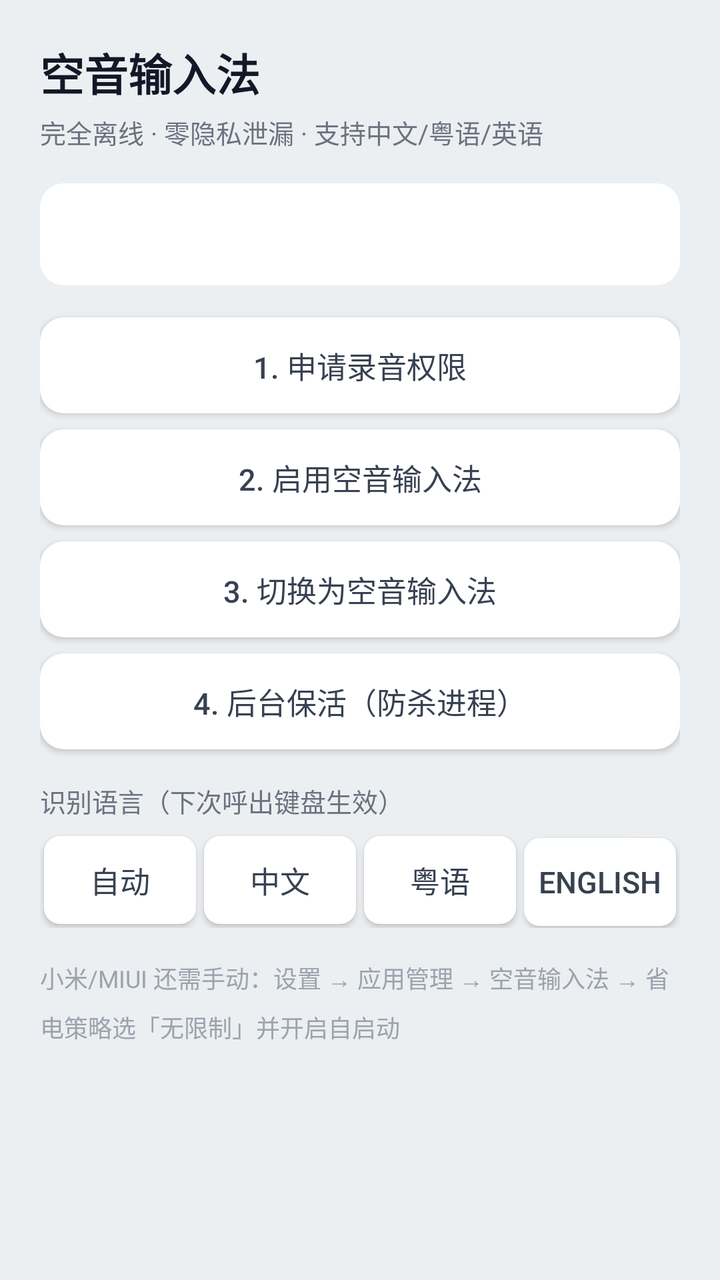
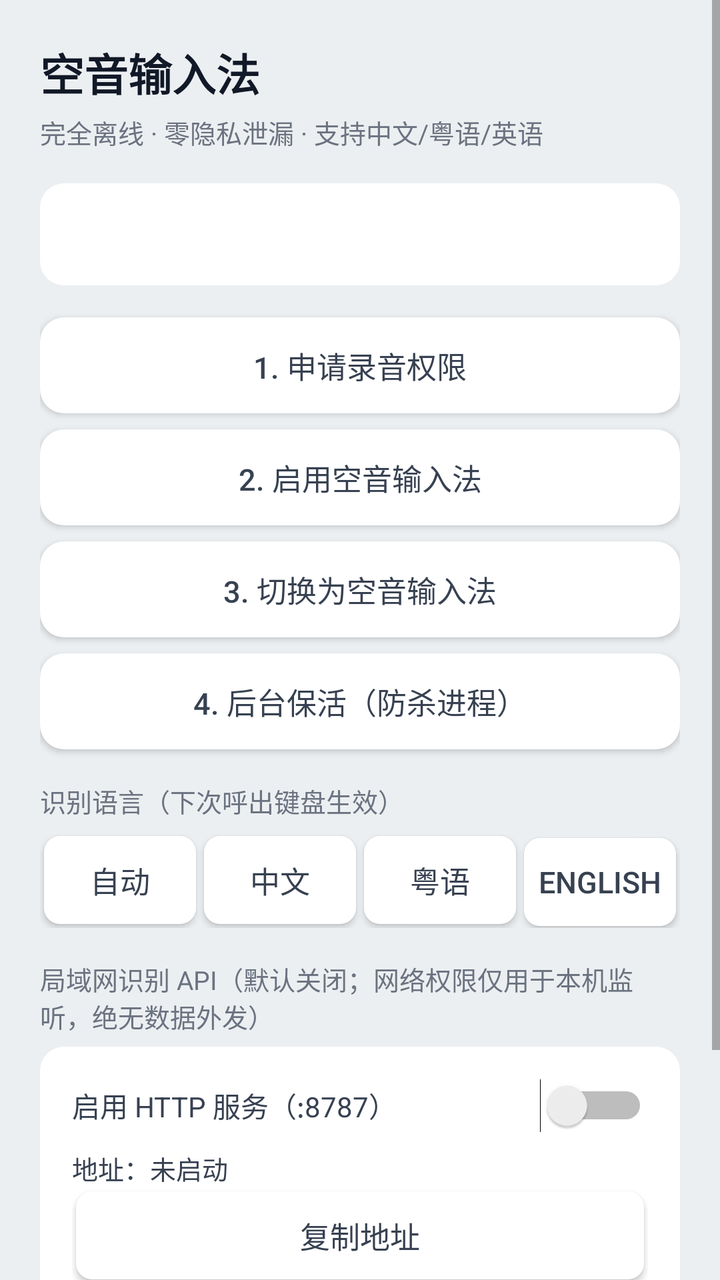

Two renders of the same Android screen: before a commit and after it. Below are the layout's source before the change and the commit's diff.
<!-- AndroidManifest.xml: application theme AppTheme -->
<!-- res/layout/activity_main.xml -->
<?xml version="1.0" encoding="utf-8"?>
<ScrollView xmlns:android="http://schemas.android.com/apk/res/android"
    android:layout_width="match_parent"
    android:layout_height="match_parent"
    android:background="#ECEFF1">

    <LinearLayout
        android:layout_width="match_parent"
        android:layout_height="wrap_content"
        android:orientation="vertical"
        android:padding="20dp">

        <TextView
            android:layout_width="match_parent"
            android:layout_height="wrap_content"
            android:textSize="22sp"
            android:textStyle="bold"
            android:textColor="#111827"
            android:text="@string/app_name" />

        <TextView
            android:layout_width="match_parent"
            android:layout_height="wrap_content"
            android:layout_marginTop="4dp"
            android:layout_marginBottom="16dp"
            android:textSize="13sp"
            android:textColor="#6B7280"
            android:text="完全离线 · 零隐私泄漏 · 支持中文/粤语/英语" />

        <LinearLayout
            android:layout_width="match_parent"
            android:layout_height="wrap_content"
            android:layout_marginBottom="16dp"
            android:orientation="vertical"
            android:padding="16dp"
            android:background="@drawable/bg_card">

            <TextView
                android:id="@+id/statusText"
                android:layout_width="match_parent"
                android:layout_height="wrap_content"
                android:textSize="14sp"
                android:textColor="#374151"
                android:lineSpacingMultiplier="1.5" />
        </LinearLayout>

        <Button
            android:id="@+id/btnPermission"
            style="@style/GuideButton"
            android:text="1. 申请录音权限" />

        <Button
            android:id="@+id/btnEnableIme"
            style="@style/GuideButton"
            android:text="2. 启用空音输入法" />

        <Button
            android:id="@+id/btnSwitchIme"
            style="@style/GuideButton"
            android:text="3. 切换为空音输入法" />

        <Button
            android:id="@+id/btnBattery"
            style="@style/GuideButton"
            android:text="4. 后台保活（防杀进程）" />

        <TextView
            android:layout_width="match_parent"
            android:layout_height="wrap_content"
            android:layout_marginTop="8dp"
            android:layout_marginBottom="6dp"
            android:textSize="13sp"
            android:textColor="#6B7280"
            android:text="识别语言（下次呼出键盘生效）" />

        <LinearLayout
            android:layout_width="match_parent"
            android:layout_height="wrap_content"
            android:orientation="horizontal">

            <Button
                android:id="@+id/btnLangAuto"
                style="@style/KeyButton"
                android:text="自动" />

            <Button
                android:id="@+id/btnLangZh"
                style="@style/KeyButton"
                android:text="中文" />

            <Button
                android:id="@+id/btnLangYue"
                style="@style/KeyButton"
                android:text="粤语" />

            <Button
                android:id="@+id/btnLangEn"
                style="@style/KeyButton"
                android:text="English" />
        </LinearLayout>

        <TextView
            android:layout_width="match_parent"
            android:layout_height="wrap_content"
            android:layout_marginTop="16dp"
            android:textSize="12sp"
            android:textColor="#9CA3AF"
            android:lineSpacingMultiplier="1.4"
            android:text="小米/MIUI 还需手动：设置 → 应用管理 → 空音输入法 → 省电策略选「无限制」并开启自启动" />
    </LinearLayout>
</ScrollView>
<!-- resources referenced by this layout -->
<resources>
  <!-- drawable bg_card (drawable) -->
  <?xml version="1.0" encoding="utf-8"?>
  <shape xmlns:android="http://schemas.android.com/apk/res/android"
      android:shape="rectangle">
      <solid android:color="#FFFFFF" />
      <corners android:radius="12dp" />
  </shape>
  <string name="app_name">空音输入法</string>
  <style name="GuideButton">
          <item name="android:layout_width">match_parent</item>
          <item name="android:layout_height">48dp</item>
          <item name="android:layout_marginBottom">8dp</item>
          <item name="android:textSize">15sp</item>
          <item name="android:textColor">#374151</item>
          <item name="android:background">@drawable/bg_card</item>
      </style>
  <style name="KeyButton">
          <item name="android:layout_width">0dp</item>
          <item name="android:layout_height">44dp</item>
          <item name="android:layout_weight">1</item>
          <item name="android:layout_margin">2dp</item>
          <item name="android:textSize">15sp</item>
          <item name="android:textColor">#374151</item>
          <item name="android:background">@drawable/bg_key</item>
      </style>
  <style name="AppTheme" parent="android:Theme.Material.Light.NoActionBar">
          <item name="android:windowBackground">@android:color/white</item>
          <item name="android:colorAccent">#3F51B5</item>
      </style>
  <!-- drawable bg_key (drawable) -->
  <?xml version="1.0" encoding="utf-8"?>
  <ripple xmlns:android="http://schemas.android.com/apk/res/android"
      android:color="#1A000000">
      <item>
          <shape android:shape="rectangle">
              <solid android:color="#FFFFFF" />
              <corners android:radius="8dp" />
          </shape>
      </item>
  </ripple>
</resources>

<!-- the commit's change to res/layout/activity_main.xml (unified diff, before → after) -->
@@ -103,6 +103,57 @@
             android:layout_width="match_parent"
             android:layout_height="wrap_content"
             android:layout_marginTop="16dp"
+            android:layout_marginBottom="6dp"
+            android:textSize="13sp"
+            android:textColor="#6B7280"
+            android:text="局域网识别 API（默认关闭；网络权限仅用于本机监听，绝无数据外发）" />
+
+        <LinearLayout
+            android:layout_width="match_parent"
+            android:layout_height="wrap_content"
+            android:orientation="vertical"
+            android:padding="16dp"
+            android:background="@drawable/bg_card">
+
+            <Switch
+                android:id="@+id/swApi"
+                android:layout_width="match_parent"
+                android:layout_height="wrap_content"
+                android:textSize="14sp"
+                android:textColor="#374151"
+                android:text="启用 HTTP 服务（:8787）" />
+
+            <TextView
+                android:id="@+id/tvApiAddr"
+                android:layout_width="match_parent"
+                android:layout_height="wrap_content"
+                android:layout_marginTop="8dp"
+                android:textSize="13sp"
+                android:fontFamily="monospace"
+                android:textColor="#374151"
+                android:text="地址：未启动" />
+
+            <Button
+                android:id="@+id/btnCopyApi"
+                style="@style/KeyButton"
+                android:layout_width="match_parent"
+                android:layout_marginTop="8dp"
+                android:text="复制地址" />
+
+            <EditText
+                android:id="@+id/etToken"
+                android:layout_width="match_parent"
+                android:layout_height="wrap_content"
+                android:layout_marginTop="8dp"
+                android:textSize="13sp"
+                android:hint="X-Token 鉴权（留空=不鉴权）"
+                android:inputType="text" />
+        </LinearLayout>
+
+        <TextView
+            android:layout_width="match_parent"
+            android:layout_height="wrap_content"
+            android:layout_marginTop="16dp"
             android:textSize="12sp"
             android:textColor="#9CA3AF"
             android:lineSpacingMultiplier="1.4"
